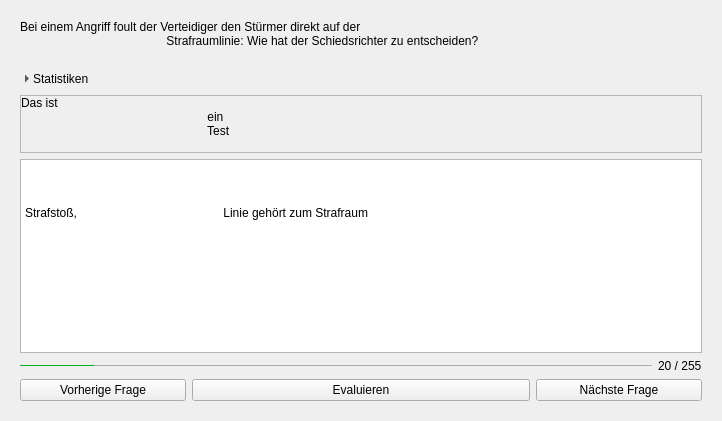
The window that res/self_test_widget.ui (jfeil/RegeltestCreator) describes before a commit, drawn with Qt 5.
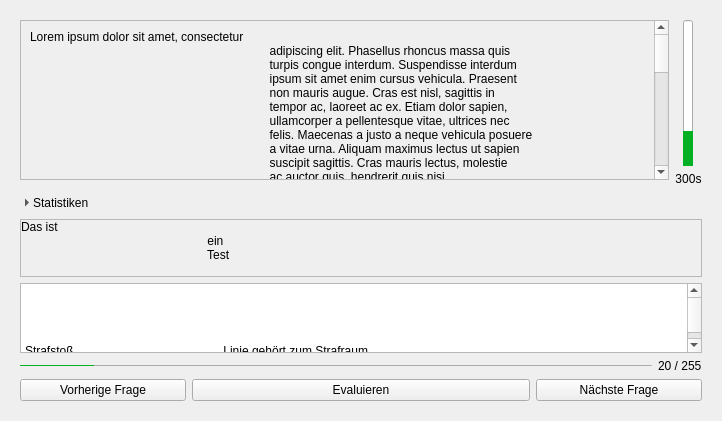
The same window after the commit. Custom widgets are drawn as their Qt base class.

Commit message: Implement stress mode for self testing

```diff
--- a/res/self_test_widget.ui
+++ b/res/self_test_widget.ui
@@ -21,7 +21,78 @@
                     </property>
                     <widget class="QWidget" name="test_page">
                         <layout class="QGridLayout" name="gridLayout">
-                            <item row="5" column="0" colspan="4">
+                            <item row="7" column="3">
+                                <widget class="QPushButton" name="next_button">
+                                    <property name="text">
+                                        <string>Nächste Frage</string>
+                                    </property>
+                                </widget>
+                            </item>
+                            <item row="7" column="1" colspan="2">
+                                <widget class="QPushButton" name="switch_eval_button">
+                                    <property name="text">
+                                        <string>Evaluieren</string>
+                                    </property>
+                                </widget>
+                            </item>
+                            <item row="4" column="0" colspan="4">
+                                <widget class="QTextEdit" name="user_answer_test">
+                                    <property name="html">
+                                        <string>&lt;!DOCTYPE HTML PUBLIC &quot;-//W3C//DTD HTML 4.0//EN&quot; &quot;http://www.w3.org/TR/REC-html40/strict.dtd&quot;&gt;
+                                            &lt;html&gt;&lt;head&gt;&lt;meta name=&quot;qrichtext&quot; content=&quot;1&quot;
+                                            /&gt;&lt;meta charset=&quot;utf-8&quot; /&gt;&lt;style type=&quot;text/css&quot;&gt;
+                                            p, li { white-space: pre-wrap; }
+                                            &lt;/style&gt;&lt;/head&gt;&lt;body style=&quot; font-family:'Segoe UI';
+                                            font-size:9pt; font-weight:400; font-style:normal;&quot;&gt;
+                                            &lt;p style=&quot; margin-top:0px; margin-bottom:0px; margin-left:0px;
+                                            margin-right:0px; -qt-block-indent:0; text-indent:0px;&quot;&gt; &lt;/p&gt;
+                                            &lt;p style=&quot; margin-top:0px; margin-bottom:0px; margin-left:0px;
+                                            margin-right:0px; -qt-block-indent:0; text-indent:0px;&quot;&gt; &lt;/p&gt;
+                                            &lt;p style=&quot; margin-top:0px; margin-bottom:0px; margin-left:0px;
+                                            margin-right:0px; -qt-block-indent:0; text-indent:0px;&quot;&gt;Strafstoß,
+                                            Linie gehört zum Strafraum &lt;/p&gt;&lt;/body&gt;&lt;/html&gt;
+                                        </string>
+                                    </property>
+                                </widget>
+                            </item>
+                            <item row="2" column="0" colspan="4">
+                                <widget class="CollapseButton" name="statistics_button">
+                                    <property name="sizePolicy">
+                                        <sizepolicy hsizetype="Expanding" vsizetype="Fixed">
+                                            <horstretch>0</horstretch>
+                                            <verstretch>0</verstretch>
+                                        </sizepolicy>
+                                    </property>
+                                    <property name="styleSheet">
+                                        <string notr="true"/>
+                                    </property>
+                                    <property name="text">
+                                        <string>Statistiken</string>
+                                    </property>
+                                    <property name="iconSize">
+                                        <size>
+                                            <width>8</width>
+                                            <height>8</height>
+                                        </size>
+                                    </property>
+                                    <property name="checkable">
+                                        <bool>true</bool>
+                                    </property>
+                                    <property name="popupMode">
+                                        <enum>QToolButton::DelayedPopup</enum>
+                                    </property>
+                                    <property name="toolButtonStyle">
+                                        <enum>Qt::ToolButtonTextBesideIcon</enum>
+                                    </property>
+                                    <property name="autoRaise">
+                                        <bool>true</bool>
+                                    </property>
+                                    <property name="arrowType">
+                                        <enum>Qt::RightArrow</enum>
+                                    </property>
+                                </widget>
+                            </item>
+                            <item row="6" column="0" colspan="4">
                                 <widget class="QWidget" name="progressbar_widget" native="true">
                                     <property name="sizePolicy">
                                         <sizepolicy hsizetype="Preferred" vsizetype="Fixed">
@@ -29,7 +100,7 @@
                                             <verstretch>0</verstretch>
                                         </sizepolicy>
                                     </property>
-                                    <layout class="QHBoxLayout" name="horizontalLayout">
+                                    <layout class="QGridLayout" name="gridLayout_3">
                                         <property name="leftMargin">
                                             <number>0</number>
                                         </property>
@@ -42,7 +113,7 @@
                                         <property name="bottomMargin">
                                             <number>0</number>
                                         </property>
-                                        <item>
+                                        <item row="0" column="0">
                                             <widget class="QProgressBar" name="progressbar_bar">
                                                 <property name="sizePolicy">
                                                     <sizepolicy hsizetype="Expanding" vsizetype="Preferred">
@@ -87,7 +158,7 @@
                                                 </property>
                                             </widget>
                                         </item>
-                                        <item>
+                                        <item row="0" column="1">
                                             <widget class="QLabel" name="progressbar_label">
                                                 <property name="sizePolicy">
                                                     <sizepolicy hsizetype="Preferred" vsizetype="Minimum">
@@ -103,69 +174,14 @@
                                     </layout>
                                 </widget>
                             </item>
+                            <item row="7" column="0">
+                                <widget class="QPushButton" name="previous_button">
+                                    <property name="text">
+                                        <string>Vorherige Frage</string>
+                                    </property>
+                                </widget>
+                            </item>
                             <item row="3" column="0" colspan="4">
-                                <widget class="QTextEdit" name="user_answer_test">
-                                    <property name="html">
-                                        <string>&lt;!DOCTYPE HTML PUBLIC &quot;-//W3C//DTD HTML 4.0//EN&quot; &quot;http://www.w3.org/TR/REC-html40/strict.dtd&quot;&gt;
-                                            &lt;html&gt;&lt;head&gt;&lt;meta name=&quot;qrichtext&quot; content=&quot;1&quot;
-                                            /&gt;&lt;meta charset=&quot;utf-8&quot; /&gt;&lt;style type=&quot;text/css&quot;&gt;
-                                            p, li { white-space: pre-wrap; }
-                                            &lt;/style&gt;&lt;/head&gt;&lt;body style=&quot; font-family:'Segoe UI';
-                                            font-size:9pt; font-weight:400; font-style:normal;&quot;&gt;
-                                            &lt;p style=&quot; margin-top:0px; margin-bottom:0px; margin-left:0px;
-                                            margin-right:0px; -qt-block-indent:0; text-indent:0px;&quot;&gt; &lt;/p&gt;
-                                            &lt;p style=&quot; margin-top:0px; margin-bottom:0px; margin-left:0px;
-                                            margin-right:0px; -qt-block-indent:0; text-indent:0px;&quot;&gt;Strafstoß,
-                                            Linie gehört zum Strafraum &lt;/p&gt;&lt;/body&gt;&lt;/html&gt;
-                                        </string>
-                                    </property>
-                                </widget>
-                            </item>
-                            <item row="6" column="3">
-                                <widget class="QPushButton" name="next_button">
-                                    <property name="text">
-                                        <string>Nächste Frage</string>
-                                    </property>
-                                </widget>
-                            </item>
-                            <item row="1" column="0" colspan="4">
-                                <widget class="CollapseButton" name="statistics_button">
-                                    <property name="sizePolicy">
-                                        <sizepolicy hsizetype="Expanding" vsizetype="Fixed">
-                                            <horstretch>0</horstretch>
-                                            <verstretch>0</verstretch>
-                                        </sizepolicy>
-                                    </property>
-                                    <property name="styleSheet">
-                                        <string notr="true"/>
-                                    </property>
-                                    <property name="text">
-                                        <string>Statistiken</string>
-                                    </property>
-                                    <property name="iconSize">
-                                        <size>
-                                            <width>8</width>
-                                            <height>8</height>
-                                        </size>
-                                    </property>
-                                    <property name="checkable">
-                                        <bool>true</bool>
-                                    </property>
-                                    <property name="popupMode">
-                                        <enum>QToolButton::DelayedPopup</enum>
-                                    </property>
-                                    <property name="toolButtonStyle">
-                                        <enum>Qt::ToolButtonTextBesideIcon</enum>
-                                    </property>
-                                    <property name="autoRaise">
-                                        <bool>true</bool>
-                                    </property>
-                                    <property name="arrowType">
-                                        <enum>Qt::RightArrow</enum>
-                                    </property>
-                                </widget>
-                            </item>
-                            <item row="2" column="0" colspan="4">
                                 <widget class="QFrame" name="statistics_frame">
                                     <property name="frameShape">
                                         <enum>QFrame::StyledPanel</enum>
@@ -199,33 +215,158 @@
                                     </layout>
                                 </widget>
                             </item>
-                            <item row="6" column="1" colspan="2">
-                                <widget class="QPushButton" name="switch_eval_button">
-                                    <property name="text">
-                                        <string>Evaluieren</string>
-                                    </property>
-                                </widget>
-                            </item>
-                            <item row="6" column="0">
-                                <widget class="QPushButton" name="previous_button">
-                                    <property name="text">
-                                        <string>Vorherige Frage</string>
-                                    </property>
-                                </widget>
-                            </item>
                             <item row="0" column="0" colspan="4">
-                                <widget class="QLabel" name="question_label_test">
-                                    <property name="text">
-                                        <string>Bei einem Angriff foult der Verteidiger den Stürmer direkt auf der
-                                            Strafraumlinie: Wie hat der Schiedsrichter zu entscheiden?
-                                        </string>
-                                    </property>
-                                    <property name="wordWrap">
-                                        <bool>true</bool>
-                                    </property>
-                                    <property name="margin">
-                                        <number>20</number>
-                                    </property>
+                                <widget class="QWidget" name="widget" native="true">
+                                    <layout class="QGridLayout" name="gridLayout_4">
+                                        <property name="leftMargin">
+                                            <number>0</number>
+                                        </property>
+                                        <property name="topMargin">
+                                            <number>0</number>
+                                        </property>
+                                        <property name="rightMargin">
+                                            <number>0</number>
+                                        </property>
+                                        <property name="bottomMargin">
+                                            <number>0</number>
+                                        </property>
+                                        <item row="0" column="1" rowspan="2">
+                                            <widget class="QWidget" name="widget_2" native="true">
+                                                <property name="sizePolicy">
+                                                    <sizepolicy hsizetype="Fixed" vsizetype="Preferred">
+                                                        <horstretch>0</horstretch>
+                                                        <verstretch>0</verstretch>
+                                                    </sizepolicy>
+                                                </property>
+                                                <layout class="QVBoxLayout" name="verticalLayout_4">
+                                                    <property name="leftMargin">
+                                                        <number>0</number>
+                                                    </property>
+                                                    <property name="topMargin">
+                                                        <number>0</number>
+                                                    </property>
+                                                    <property name="rightMargin">
+                                                        <number>0</number>
+                                                    </property>
+                                                    <property name="bottomMargin">
+                                                        <number>0</number>
+                                                    </property>
+                                                    <item alignment="Qt::AlignHCenter">
+                                                        <widget class="QProgressBar" name="time_progressbar">
+                                                            <property name="styleSheet">
+                                                                <string notr="true">QProgressBar::chunk {
+                                                                    background-color: #06b025;
+                                                                    }
+
+                                                                    QProgressBar {
+                                                                    max-width: 10px;
+                                                                    }
+                                                                </string>
+                                                            </property>
+                                                            <property name="value">
+                                                                <number>24</number>
+                                                            </property>
+                                                            <property name="alignment">
+                                                                <set>Qt::AlignCenter</set>
+                                                            </property>
+                                                            <property name="textVisible">
+                                                                <bool>false</bool>
+                                                            </property>
+                                                            <property name="orientation">
+                                                                <enum>Qt::Vertical</enum>
+                                                            </property>
+                                                            <property name="invertedAppearance">
+                                                                <bool>false</bool>
+                                                            </property>
+                                                        </widget>
+                                                    </item>
+                                                    <item alignment="Qt::AlignHCenter">
+                                                        <widget class="QLabel" name="time_label">
+                                                            <property name="text">
+                                                                <string>300s</string>
+                                                            </property>
+                                                            <property name="alignment">
+                                                                <set>Qt::AlignCenter</set>
+                                                            </property>
+                                                        </widget>
+                                                    </item>
+                                                </layout>
+                                            </widget>
+                                        </item>
+                                        <item row="0" column="0">
+                                            <widget class="QScrollArea" name="scrollArea">
+                                                <property name="widgetResizable">
+                                                    <bool>true</bool>
+                                                </property>
+                                                <widget class="QWidget" name="scrollAreaWidgetContents">
+                                                    <property name="geometry">
+                                                        <rect>
+                                                            <x>0</x>
+                                                            <y>0</y>
+                                                            <width>636</width>
+                                                            <height>274</height>
+                                                        </rect>
+                                                    </property>
+                                                    <layout class="QVBoxLayout" name="verticalLayout_5">
+                                                        <item>
+                                                            <widget class="QLabel" name="question_label_test">
+                                                                <property name="text">
+                                                                    <string>Lorem ipsum dolor sit amet, consectetur
+                                                                        adipiscing elit. Phasellus rhoncus massa quis
+                                                                        turpis congue interdum. Suspendisse interdum
+                                                                        ipsum sit amet enim cursus vehicula. Praesent
+                                                                        non mauris augue. Cras est nisl, sagittis in
+                                                                        tempor ac, laoreet ac ex. Etiam dolor sapien,
+                                                                        ullamcorper a pellentesque vitae, ultrices nec
+                                                                        felis. Maecenas a justo a neque vehicula posuere
+                                                                        a vitae urna. Aliquam maximus lectus ut sapien
+                                                                        suscipit sagittis. Cras mauris lectus, molestie
+                                                                        ac auctor quis, hendrerit quis nisi.
+                                                                        Pellentesque porta justo nisi. Cras elementum
+                                                                        turpis et convallis ultrices. Proin ut tristique
+                                                                        tellus, ut faucibus est. Etiam convallis in
+                                                                        ipsum ac efficitur. Curabitur ultricies metus at
+                                                                        lorem pretium, at lobortis velit aliquet. Duis
+                                                                        pretium nec est sed luctus. Maecenas viverra
+                                                                        felis eu ex vestibulum gravida.
+
+                                                                        Morbi id dui dui. Pellentesque sit amet ante ut
+                                                                        ligula euismod sollicitudin. Mauris lobortis
+                                                                        consequat accumsan. Praesent rutrum consectetur
+                                                                        diam, non viverra urna volutpat sit amet. Etiam
+                                                                        sit amet elit odio. Aliquam erat volutpat.
+                                                                        Integer semper justo nec arcu consequat commodo.
+                                                                        In egestas egestas orci at gravida. Integer
+                                                                        iaculis malesuada posuere. Aliquam turpis nunc,
+                                                                        eleifend sit amet sodales ac, luctus nec metus.
+
+                                                                        Phasellus ultricies congue rutrum. In egestas
+                                                                        odio velit. Integer eget mi a dui egestas tempus
+                                                                        vitae eget mauris. Etiam lacinia, tellus nec
+                                                                        eleifend feugiat, nisl orci facilisis urna, at
+                                                                        vehicula felis sapien sit amet turpis.
+                                                                        Vestibulum dapibus, augue facilisis pharetra
+                                                                        gravida, ante metus consequat tortor,
+                                                                        sollicitudin ultrices ipsum.
+                                                                    </string>
+                                                                </property>
+                                                                <property name="alignment">
+                                                                    <set>Qt::AlignLeading|Qt::AlignLeft|Qt::AlignTop
+                                                                    </set>
+                                                                </property>
+                                                                <property name="wordWrap">
+                                                                    <bool>true</bool>
+                                                                </property>
+                                                                <property name="margin">
+                                                                    <number>0</number>
+                                                                </property>
+                                                            </widget>
+                                                        </item>
+                                                    </layout>
+                                                </widget>
+                                            </widget>
+                                        </item>
+                                    </layout>
                                 </widget>
                             </item>
                         </layout>
@@ -264,6 +405,8 @@
                                             &lt;p style=&quot; margin-top:0px; margin-bottom:0px; margin-left:0px;
                                             margin-right:0px; -qt-block-indent:0; text-indent:0px;&quot;&gt; &lt;/p&gt;
                                             &lt;p style=&quot; margin-top:0px; margin-bottom:0px; margin-left:0px;
+                                            margin-right:0px; -qt-block-indent:0; text-indent:0px;&quot;&gt; &lt;/p&gt;
+                                            &lt;p style=&quot; margin-top:0px; margin-bottom:0px; margin-left:0px;
                                             margin-right:0px; -qt-block-indent:0; text-indent:0px;&quot;&gt;In dieser
                                             Situation ist es erforderlich auf Strafstoß zu entschieden. Die jeweiligen
                                             Begrenzungslinien gehören zum Raum, den sie umschließen (Der Strafraum wird
@@ -287,6 +430,8 @@
                                             &lt;p style=&quot; margin-top:0px; margin-bottom:0px; margin-left:0px;
                                             margin-right:0px; -qt-block-indent:0; text-indent:0px;&quot;&gt; &lt;/p&gt;
                                             &lt;p style=&quot; margin-top:0px; margin-bottom:0px; margin-left:0px;
+                                            margin-right:0px; -qt-block-indent:0; text-indent:0px;&quot;&gt; &lt;/p&gt;
+                                            &lt;p style=&quot; margin-top:0px; margin-bottom:0px; margin-left:0px;
                                             margin-right:0px; -qt-block-indent:0; text-indent:0px;&quot;&gt;Strafstoß,
                                             Linie gehört zum Strafraum &lt;/p&gt;&lt;/body&gt;&lt;/html&gt;
                                         </string>
```
The commit also changes 5 other files.
